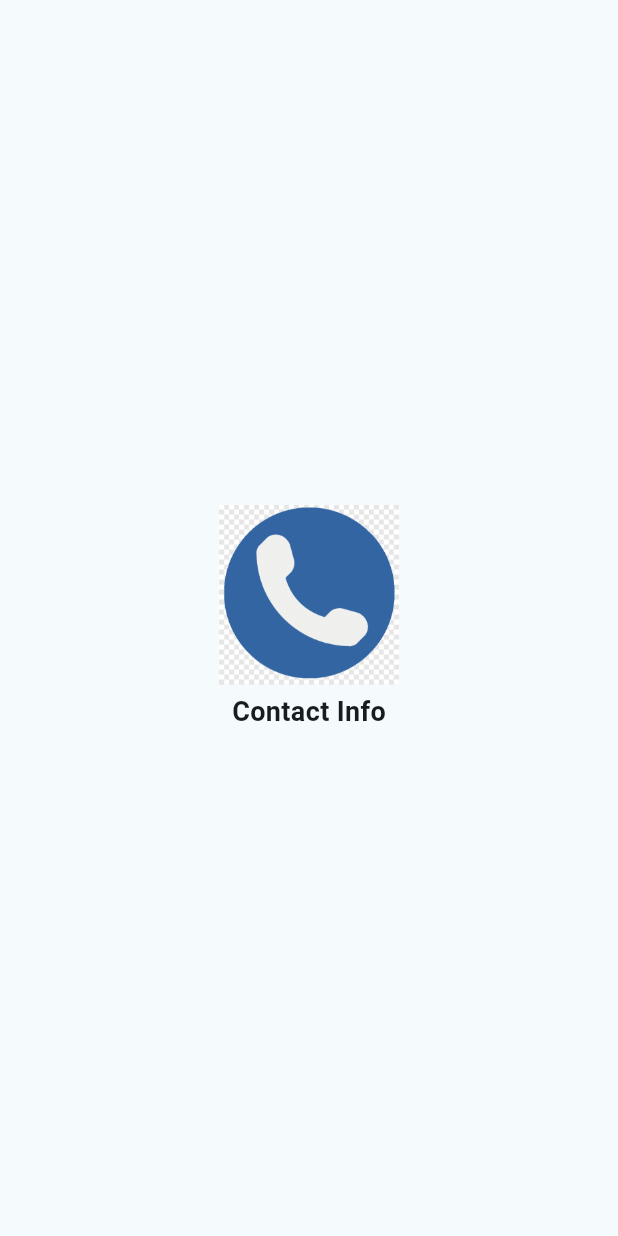
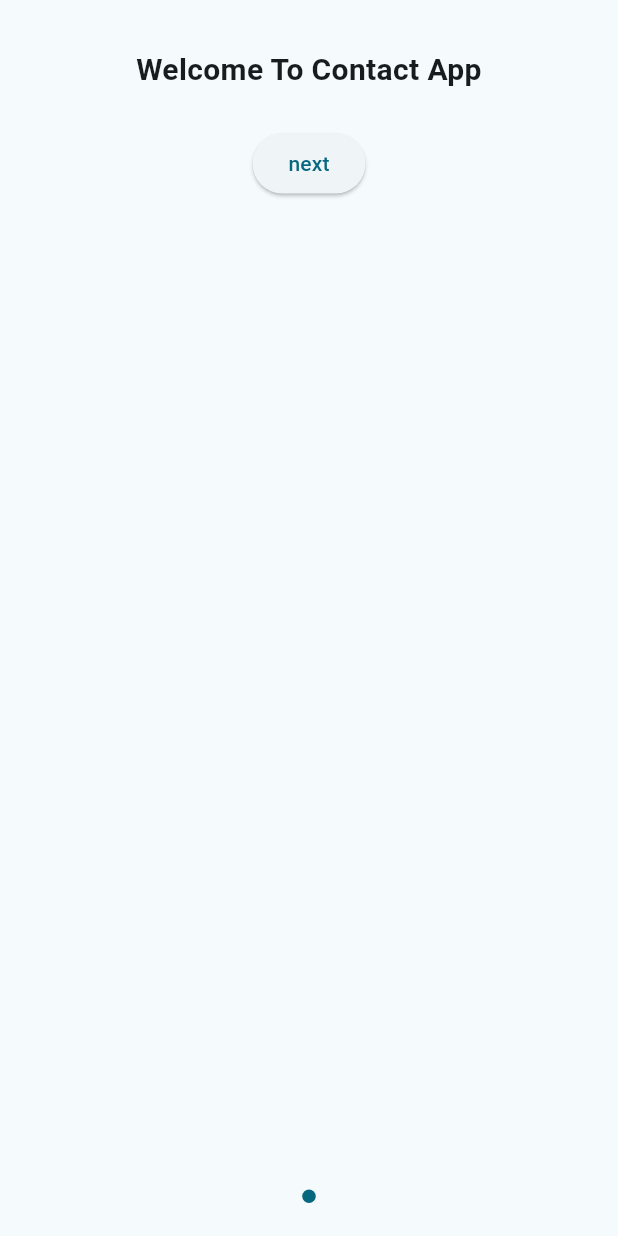
Before and after one commit to sumitFlutter/Contact-With-Provider, a Flutter app: the first screen one second after launch, on a phone screen of 412 x 824 dp. Run offline on Flutter 3.47's test engine with Material 3 defaults, Android fonts, the light colour scheme and no system bars; drawn by our look-alikes of introduction_screen; our stand-ins replace image_picker, shared_preferences.

Commit message:
day3 intro

```diff
--- a/lib/main.dart
+++ b/lib/main.dart
@@ -17,6 +17,7 @@ void main()
       ],
       child: Consumer<Provider1>(
         builder:  (context, value,child) {
+          value.getIntroStatus();
           value.getTheme();
           value.theme=value.pTheme;
           return
@@ -25,7 +26,7 @@ void main()
             theme: light,
             darkTheme: dark,
             themeMode: value.mode,
-            routes: myRouts,
+            routes: value.introScreen==true?myRouts1:myRouts,
           );
         },
       ),
--- a/lib/screen/details/details_screen.dart
+++ b/lib/screen/details/details_screen.dart
@@ -71,7 +71,7 @@ class _DetailsScreenState extends State<DetailsScreen> {
                       children: [
                         InkWell(
                           onTap: () async{
-                            Uri mail= Uri.parse("mailto :${c2!.email}");
+                            Uri mail= Uri.parse("mailto:${c2!.email}");
                             await launchUrl(mail);
                           },
                             child: CircleAvatar(child: Icon(Icons.mail,size: 25,color: Colors.white,),backgroundColor: Colors.blue,radius: 20,)),
@@ -87,7 +87,7 @@ class _DetailsScreenState extends State<DetailsScreen> {
                     Column(
                       children: [
                         InkWell(onTap: () async {
-                          Uri call= Uri.parse("tel : +91${c2!.mobile}");
+                          Uri call= Uri.parse("tel:+91${c2!.mobile}");
                           await launchUrl(call);
                         },
                             child: const CircleAvatar(child: Icon(Icons.call,size: 25,color: Colors.white,),backgroundColor: Colors.green,radius: 20,)),
--- /dev/null
+++ b/lib/screen/intro/intro_screen.dart
@@ -0,0 +1,39 @@
+import 'package:contact_info/screen/providers/provider.dart';
+import 'package:contact_info/utils/shared_helper.dart';
+import 'package:flutter/material.dart';
+import 'package:introduction_screen/introduction_screen.dart';
+import 'package:provider/provider.dart';
+
+class IntroScreen extends StatefulWidget {
+  const IntroScreen({super.key});
+
+  @override
+  State<IntroScreen> createState() => _IntroScreenState();
+}
+
+class _IntroScreenState extends State<IntroScreen> {
+  Provider1? providerR;
+  final _introKey = GlobalKey<IntroductionScreenState>();
+  @override
+  Widget build(BuildContext context) {
+    providerR=context.read<Provider1>();
+    return IntroductionScreen(
+      key: _introKey,
+      pages: [
+        PageViewModel(
+          title: "Welcome To Contact App",
+          bodyWidget: ElevatedButton(onPressed:() {
+            providerR!.introToggle();
+            Navigator.pushReplacementNamed(context, "splesh");
+          },
+          child: Text("next"),),
+
+        )
+      ],
+      showDoneButton: false,
+      showNextButton: false,
+      showBackButton: false,
+      showSkipButton: false,
+    );
+  }
+}
--- a/pubspec.yaml
+++ b/pubspec.yaml
@@ -39,6 +39,7 @@ dependencies:
   provider: ^6.1.1
   shared_preferences: ^2.2.2
   url_launcher: ^6.2.5
+  introduction_screen: ^3.1.12
 
 dev_dependencies:
   flutter_test:
```
Also changed, not shown: lib/screen/providers/provider.dart (+13 -0 lines), lib/utils/routes/routes.dart (+8 -0 lines), lib/utils/shared_helper.dart (+10 -0 lines), pubspec.lock.
